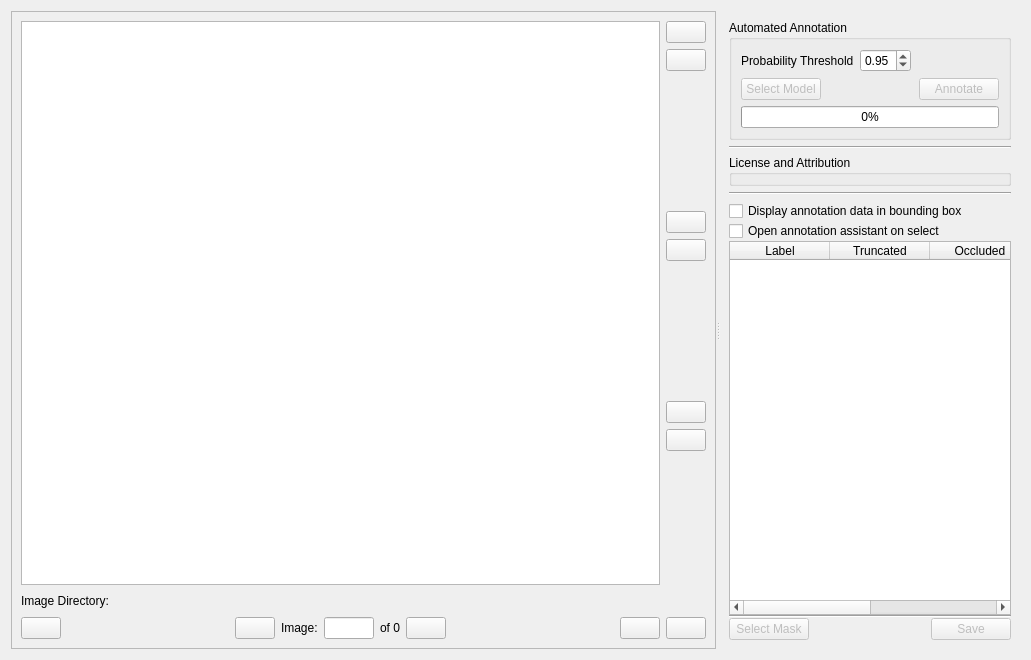
Qt form bboxee/gui/annotation_widget.ui (persts/BBoxEE) before a commit.
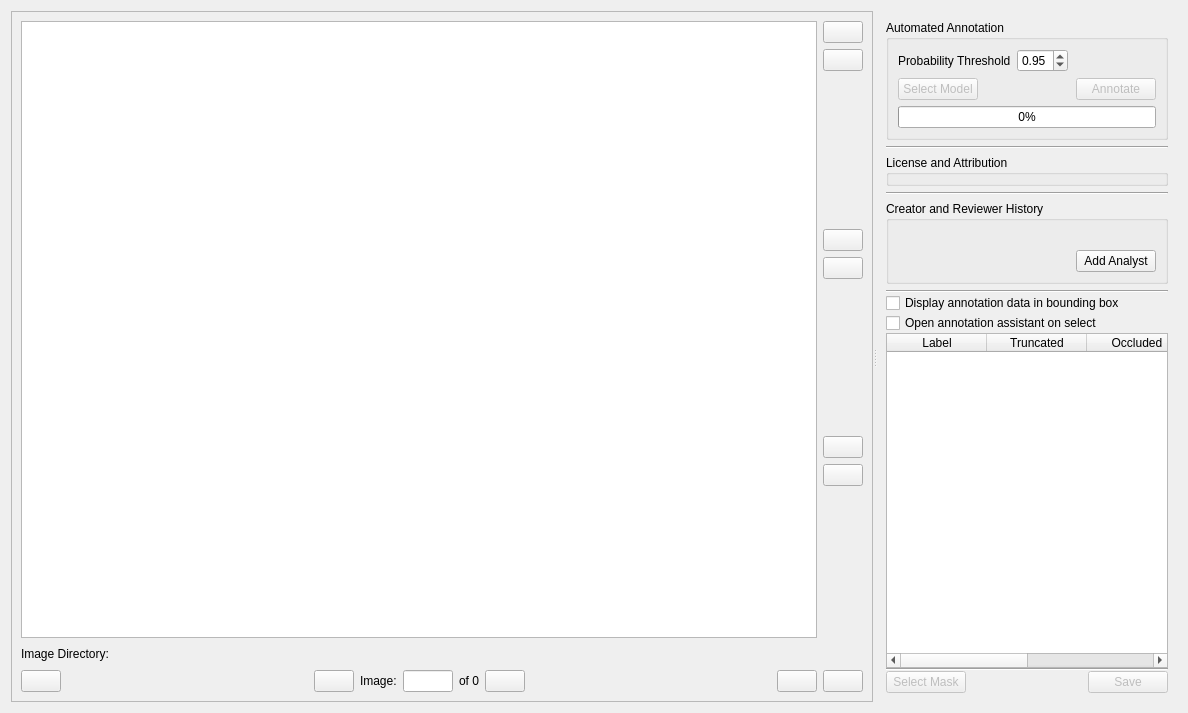
The same form after that commit. Icons and pictures are not drawn. Custom widgets are drawn as their Qt base class.

Commit message: Added analyst array for tracking multiple reviews

The edit to the form file:
```diff
--- a/bboxee/gui/annotation_widget.ui
+++ b/bboxee/gui/annotation_widget.ui
@@ -6,8 +6,8 @@
    <rect>
     <x>0</x>
     <y>0</y>
-    <width>1031</width>
-    <height>660</height>
+    <width>1188</width>
+    <height>713</height>
    </rect>
   </property>
   <property name="minimumSize">
@@ -581,6 +581,46 @@
          </property>
         </widget>
        </item>
+       <item>
+        <widget class="QGroupBox" name="analysts">
+         <property name="title">
+          <string>Creator and Reviewer History</string>
+         </property>
+         <layout class="QVBoxLayout" name="verticalLayout_5">
+          <item>
+           <widget class="QLabel" name="label_analysts">
+            <property name="text">
+             <string/>
+            </property>
+           </widget>
+          </item>
+          <item>
+           <layout class="QHBoxLayout" name="horizontalLayout_6">
+            <item>
+             <spacer name="horizontalSpacer_7">
+              <property name="orientation">
+               <enum>Qt::Horizontal</enum>
+              </property>
+              <property name="sizeHint" stdset="0">
+               <size>
+                <width>40</width>
+                <height>20</height>
+               </size>
+              </property>
+             </spacer>
+            </item>
+            <item>
+             <widget class="QPushButton" name="pb_add_analyst">
+              <property name="text">
+               <string>Add Analyst</string>
+              </property>
+             </widget>
+            </item>
+           </layout>
+          </item>
+         </layout>
+        </widget>
+       </item>
        <item>
         <widget class="QFrame" name="table_frame">
          <property name="frameShape">
@@ -608,6 +648,13 @@
           <property name="bottomMargin">
            <number>0</number>
           </property>
+          <item>
+           <widget class="Line" name="line_3">
+            <property name="orientation">
+             <enum>Qt::Horizontal</enum>
+            </property>
+           </widget>
+          </item>
           <item>
            <widget class="QCheckBox" name="checkBoxDisplayAnnotationData">
             <property name="text">
```
The commit also changes 7 other files.
